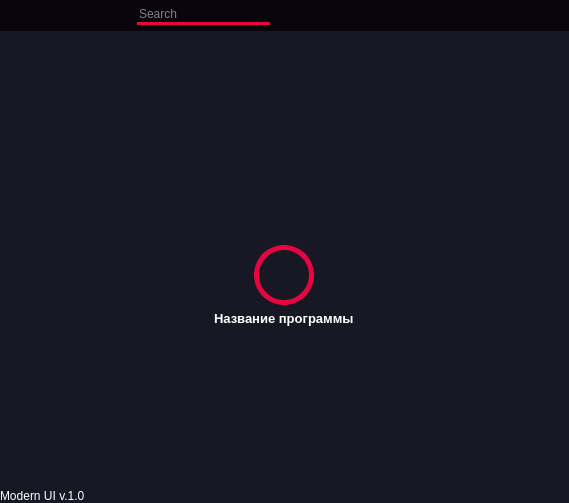
Above: GUI/test_ui.ui from GhostTonyRus/Antivirus before the change. Below: the same form after it.
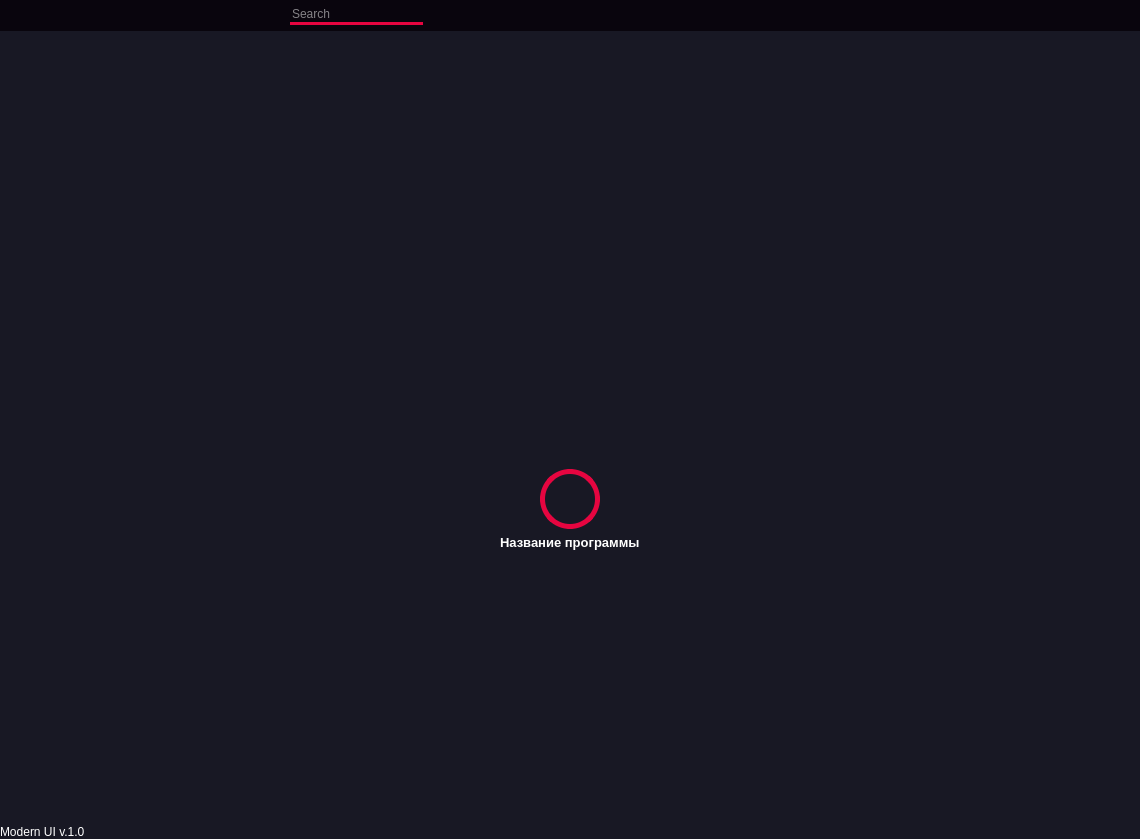
That is the form after the change. Icons and pictures are not drawn.

```diff
--- a/GUI/test_ui.ui
+++ b/GUI/test_ui.ui
@@ -6,8 +6,8 @@
    <rect>
     <x>0</x>
     <y>0</y>
-    <width>569</width>
-    <height>503</height>
+    <width>1140</width>
+    <height>839</height>
    </rect>
   </property>
   <property name="windowTitle">
```
Left out of the diff: 4 changed lines with no effect on the pictures.
